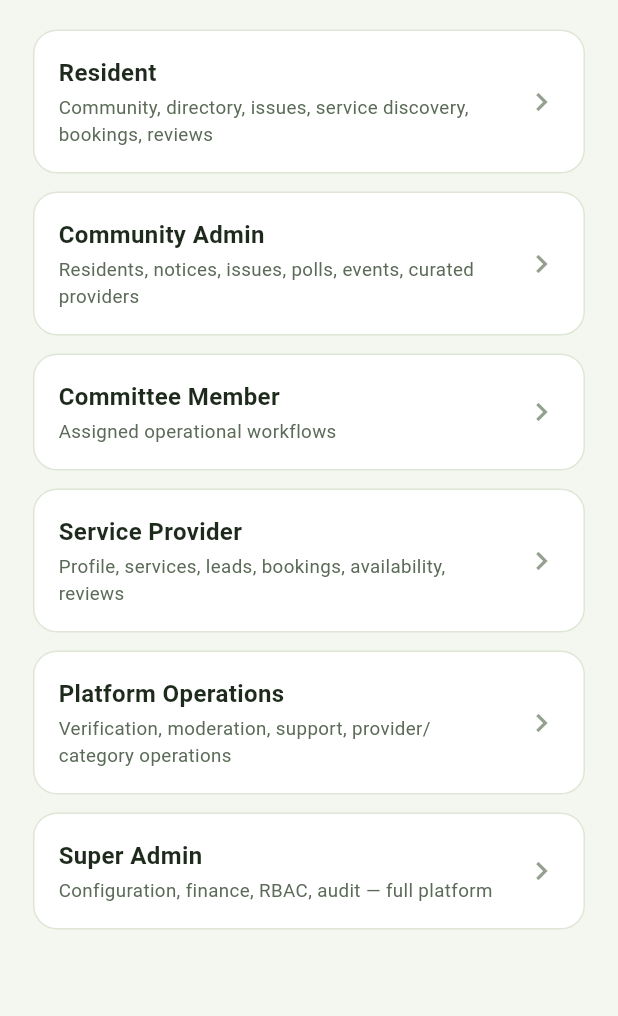
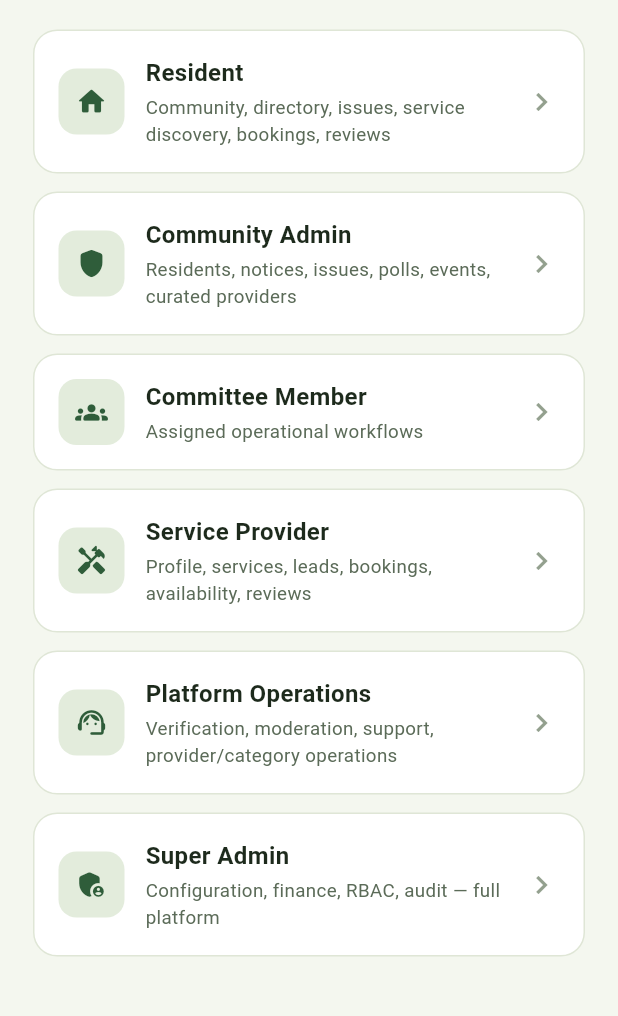
Before and after one commit to Jathin4/neighbourhood-, a Flutter app: the screen it shows after launch, on a phone screen of 412 x 824 dp, the part 167-1183 px from its top. Run offline on Flutter 3.47's test engine with Material 3 defaults, Android fonts, the phone set to English and light mode, and no system bars; our stand-ins replace dio, flutter_riverpod, flutter_secure_storage, go_router.

Commit message:
Add icons to role picker cards
One consistent accent color for all icons (matches the prototype's single-
accent palette) rather than reintroducing per-role colors.

Co-Authored-By: Claude Sonnet 5 <noreply@anthropic.com>

```diff
--- a/app/lib/src/shared/role.dart
+++ b/app/lib/src/shared/role.dart
@@ -1,3 +1,4 @@
+import 'package:flutter/material.dart';
 import 'package:flutter_riverpod/flutter_riverpod.dart';
 
 /// The 6 roles from the requirements doc (§1). Resident/Community Admin/
@@ -32,6 +33,15 @@ enum AppRole {
           'Verification, moderation, support, provider/category operations',
         AppRole.superAdmin => 'Configuration, finance, RBAC, audit — full platform',
       };
+
+  IconData get icon => switch (this) {
+        AppRole.resident => Icons.home_rounded,
+        AppRole.communityAdmin => Icons.shield_rounded,
+        AppRole.committeeMember => Icons.groups_rounded,
+        AppRole.provider => Icons.handyman_rounded,
+        AppRole.platformOps => Icons.support_agent_rounded,
+        AppRole.superAdmin => Icons.admin_panel_settings_rounded,
+      };
 }
 
 /// Which role the signed-in user is viewing the app as this session.
--- a/app/lib/src/shared/role_select_screen.dart
+++ b/app/lib/src/shared/role_select_screen.dart
@@ -70,6 +70,16 @@ class _RoleCard extends StatelessWidget {
             padding: const EdgeInsets.all(16),
             child: Row(
               children: [
+                Container(
+                  width: 44,
+                  height: 44,
+                  decoration: BoxDecoration(
+                    color: LC.accentSoft,
+                    borderRadius: BorderRadius.circular(12),
+                  ),
+                  child: Icon(role.icon, color: LC.accent, size: 22),
+                ),
+                const SizedBox(width: 14),
                 Expanded(
                   child: Column(
                     crossAxisAlignment: CrossAxisAlignment.start,
```
